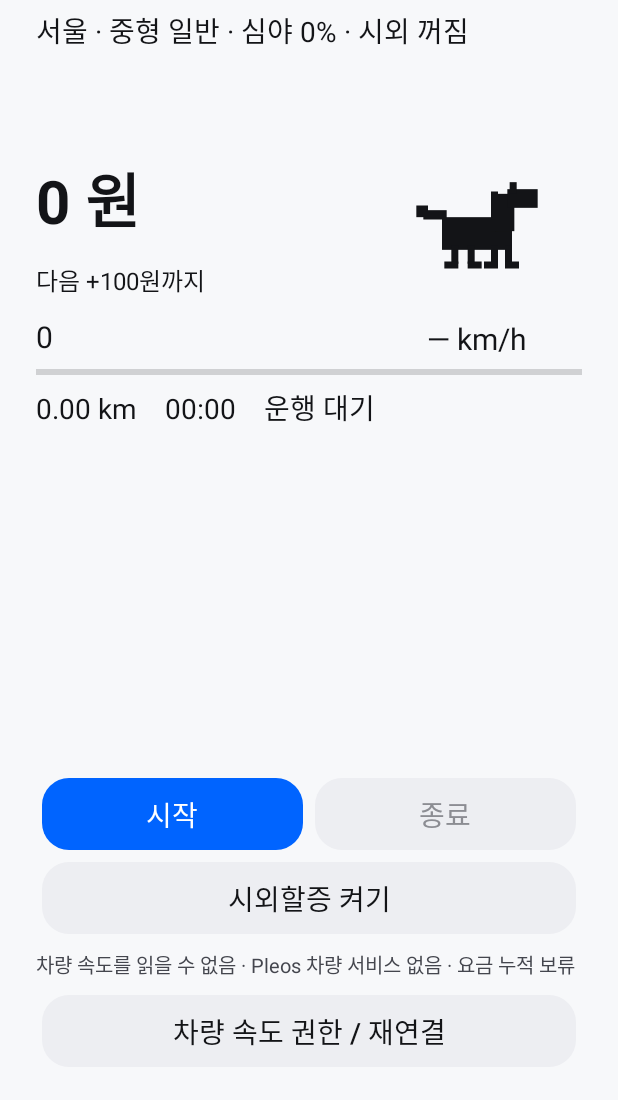
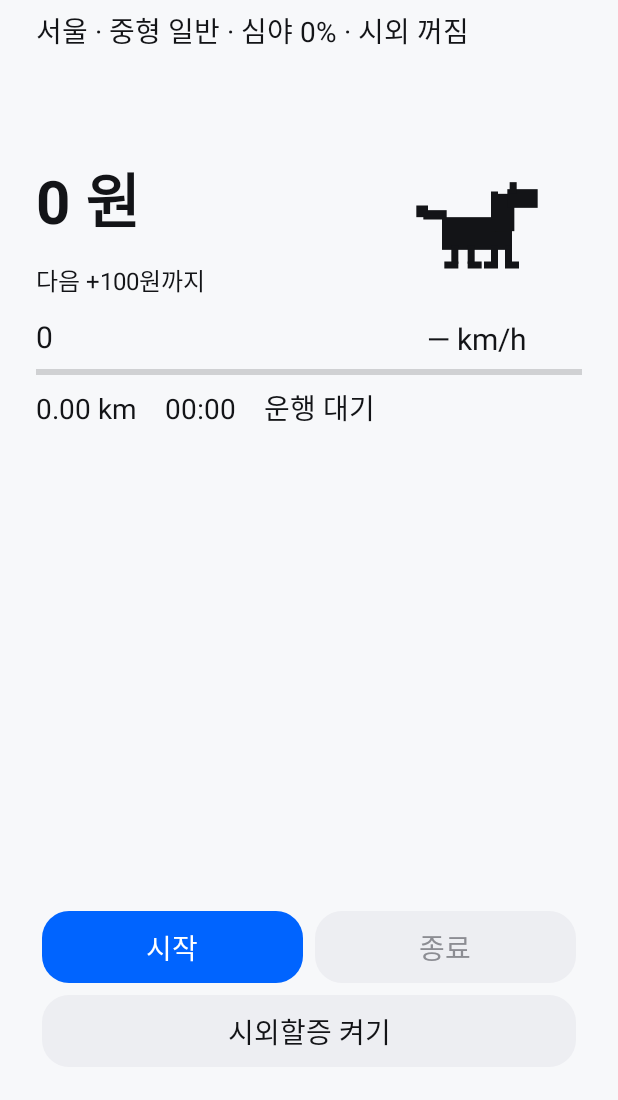
Before and after one commit to hijae/pleos-carpool-meter, an Android app: the screen it shows after launch (MainActivity), on a phone screen of 412 x 824 dp, the part 136-1236 px from its top. Run offline under Robolectric (Android 15) with nearby library versions, the phone set to English and light mode, and no system bars; libraries missing offline, so code that uses them is left out: ai.pleos.playground; 1 statement that could not run was skipped.

Commit message:
Remove the speed status line and permission button from the meter screen (#13)
The speed permission is requested once on first launch. The status line and
the re-request button added nothing the user can act on (a "don't ask again"
choice cannot be re-prompted), so the meter shows only the fare, controls and
the surcharge button. Docs and the packaged APK are updated to match.

```diff
--- a/app/src/main/java/ai/pleos/smoke/MainActivity.java
+++ b/app/src/main/java/ai/pleos/smoke/MainActivity.java
@@ -27,7 +27,7 @@ public final class MainActivity extends UiActivity
   private LinearLayout confirmRow;
   private boolean confirmingEnd;
   private String noticeText;
-  private TextView amount, counter, increment, metrics, rates, signal, speedLabel;
+  private TextView amount, counter, increment, metrics, rates, speedLabel;
   private CharacterView character;
   private ProgressBar progress;
   private Button begin, pause, end, outside;
@@ -167,10 +167,6 @@ public final class MainActivity extends UiActivity
     root.addView(confirmRow);
     root.addView(controls);
     root.addView(outside, new LinearLayout.LayoutParams(-1, -2));
-    signal = text("", 13);
-    signal.setTextColor(muted);
-    root.addView(signal);
-    root.addView(button("차량 속도 권한 / 재연결", this::permission));
     scroll(root);
     refresh();
   }
@@ -303,7 +299,6 @@ public final class MainActivity extends UiActivity
     pause.setVisibility(active ? android.view.View.VISIBLE : android.view.View.GONE);
     end.setEnabled(active);
     pause.setText(active && e.isPaused() ? "다시 시작" : "일시정지");
-    signal.setText(session.motionStatus);
     if (confirmingEnd) {
       notice.setText("운행을 종료할까요?");
       notice.setVisibility(android.view.View.VISIBLE);
```
Also changed, not shown: 5 other files.
